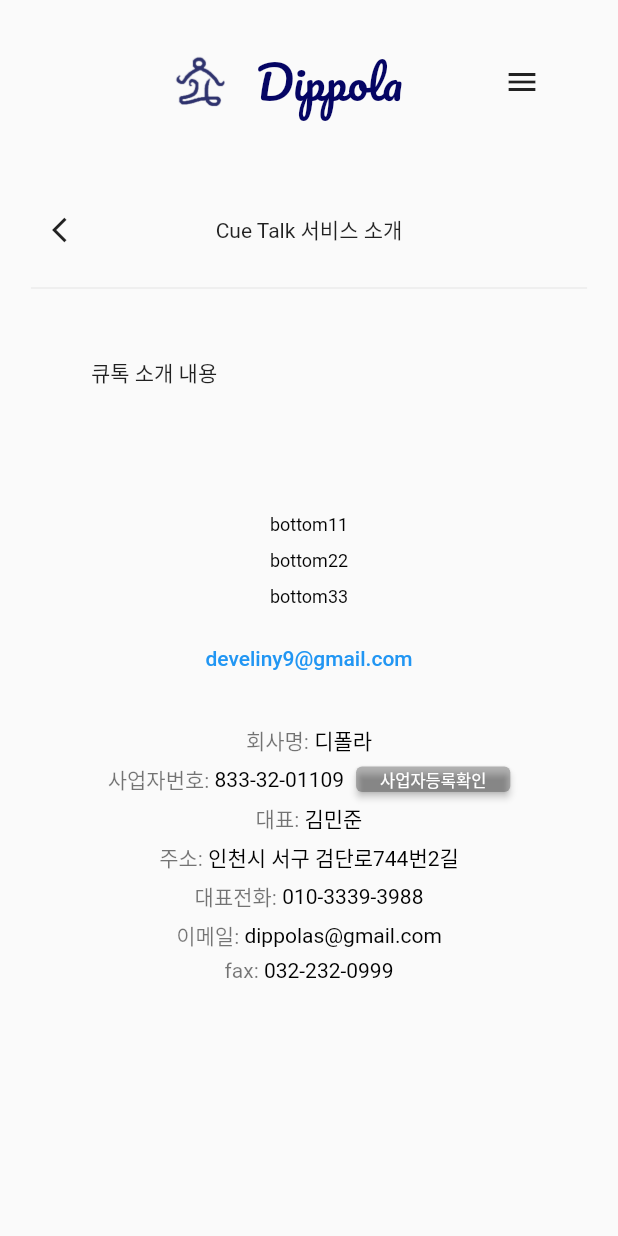
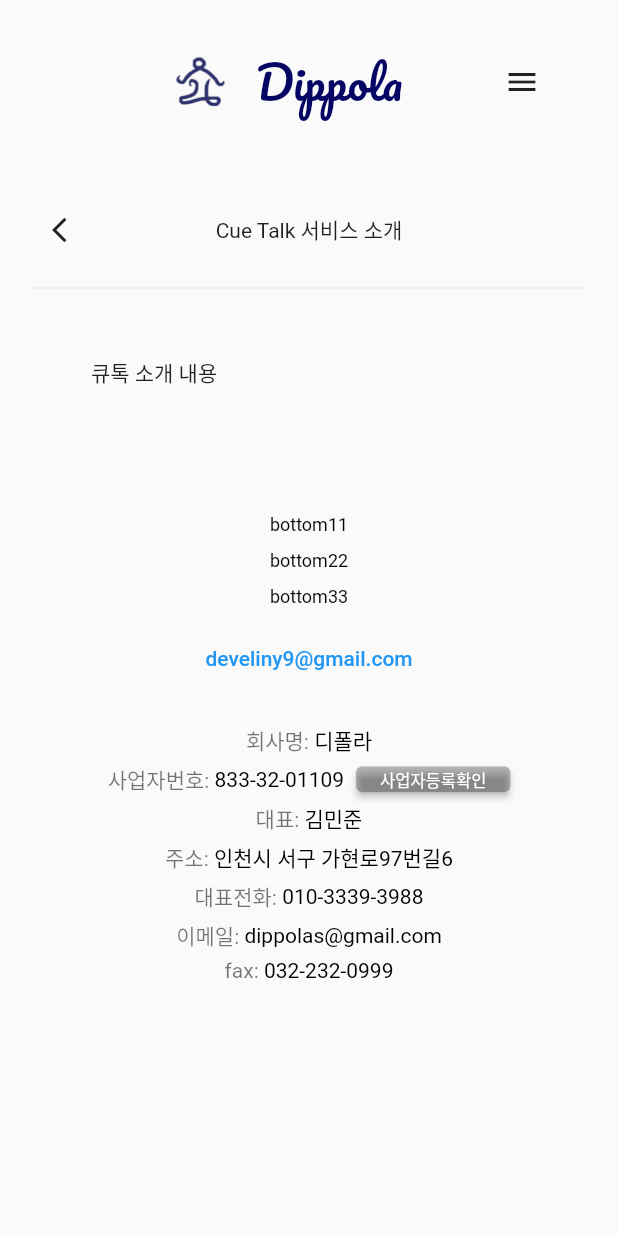
Before and after one commit to dippola/dippola, a Flutter app: the DetailCueTalk screen opened by its route, on a phone screen of 412 x 824 dp. Run offline on Flutter 3.47's test engine with Material 2 defaults, Android fonts, the light colour scheme and no system bars; our stand-ins replace google_fonts, url_strategy; missing offline and left inert: scroll_page_view.

Commit message:
Initial commit9

```diff
--- a/lib/bottom_bar.dart
+++ b/lib/bottom_bar.dart
@@ -158,7 +158,7 @@
               grey("대표: "),
               black("김민준"),
               grey("   |   주소: "),
-              black("인천시 서구 검단로744번2길 404호")
+              black("인천시 서구 가현로97번길6")
             ],
           ),
           SizedBox(height: 10),
@@ -211,7 +211,7 @@
         SizedBox(height: 5),
         Row(
           mainAxisAlignment: MainAxisAlignment.center,
-          children: [grey("주소: "), black("인천시 서구 검단로744번2길")],
+          children: [grey("주소: "), black("인천시 서구 가현로97번길6")],
         ),
         SizedBox(height: 5),
         Row(
```
Also changed, not shown: pubspec.lock, 1 other file.
